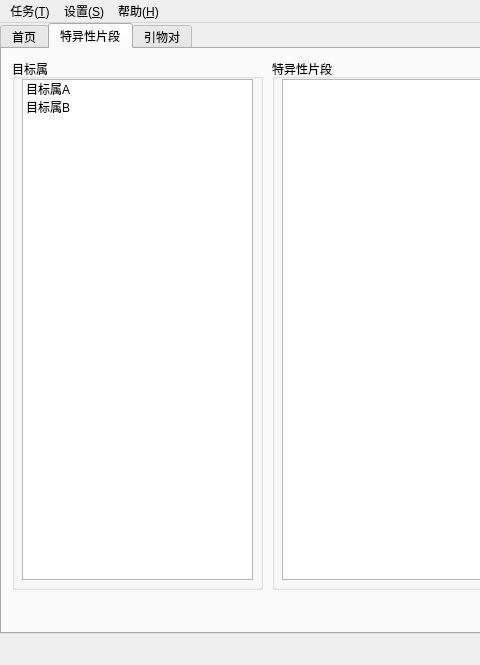
Qt form mainwindow.ui (ChickenSeller/Primer-Maker) before a commit; both pictures show x 0 to 480 and y 0 to 665 of the 1300 by 665 pixel window.
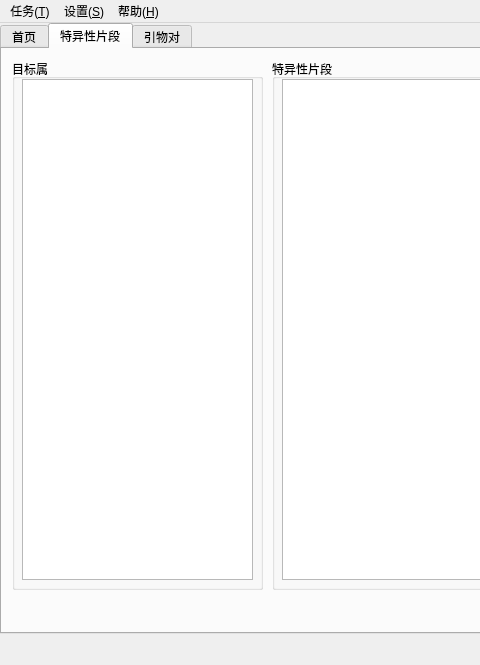
The same form after that commit. The open tabs and pages were chosen to show the change.

What changed in the file:
```diff
--- a/mainwindow.ui
+++ b/mainwindow.ui
@@ -79,16 +79,6 @@
          <height>501</height>
         </rect>
        </property>
-       <item>
-        <property name="text">
-         <string>目标属A</string>
-        </property>
-       </item>
-       <item>
-        <property name="text">
-         <string>目标属B</string>
-        </property>
-       </item>
       </widget>
      </widget>
      <widget class="QGroupBox" name="groupBox_2">
```
Left out of the diff: 2 changed lines with no effect on the pictures.
